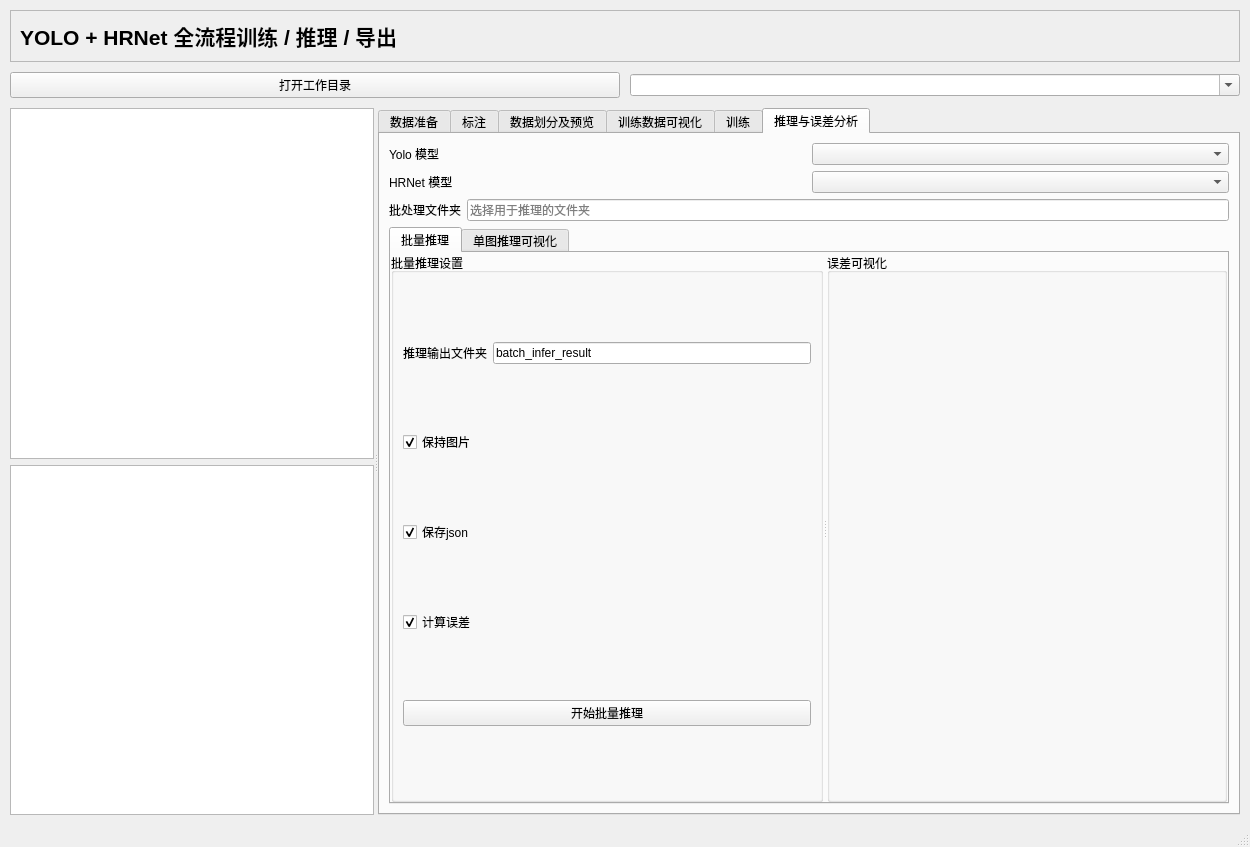
The window that VisualTrainFactory.ui (qiangzhang-ebots/VisualTrainFactory) describes before a commit, drawn with Qt 5.
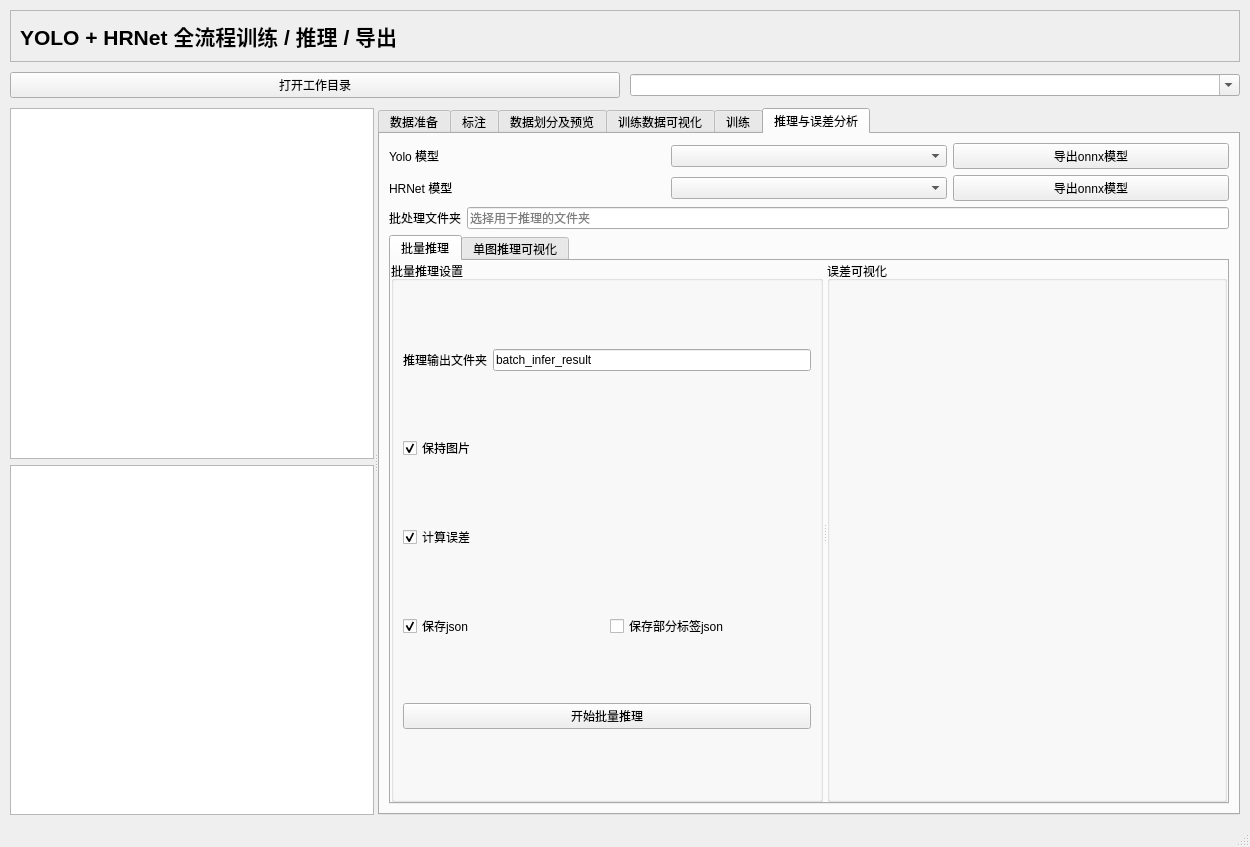
The same window after the commit. The open tabs and pages were chosen to show the change.

Commit message: 实现导出onxx

Patch:
```diff
--- a/VisualTrainFactory.ui
+++ b/VisualTrainFactory.ui
@@ -668,24 +668,6 @@
          <string>训练</string>
         </attribute>
         <layout class="QVBoxLayout" name="verticalLayout_4">
-         <item>
-          <layout class="QHBoxLayout" name="horizontalLayout_7">
-           <item>
-            <widget class="QPushButton" name="trainYoloHRNetBtn">
-             <property name="text">
-              <string>一键训练 Yolo+HRNet</string>
-             </property>
-            </widget>
-           </item>
-           <item>
-            <widget class="QPushButton" name="exportOnnxBtn">
-             <property name="text">
-              <string>一键导出onnx</string>
-             </property>
-            </widget>
-           </item>
-          </layout>
-         </item>
          <item>
           <widget class="QTabWidget" name="tabWidgetTrainTypes">
            <property name="currentIndex">
@@ -972,6 +954,13 @@
            <item>
             <widget class="QComboBox" name="YoloModelCombbox"/>
            </item>
+           <item>
+            <widget class="QPushButton" name="exportYoloOnnxBtn">
+             <property name="text">
+              <string>导出onnx模型</string>
+             </property>
+            </widget>
+           </item>
           </layout>
          </item>
          <item>
@@ -986,6 +975,13 @@
            <item>
             <widget class="QComboBox" name="HRNetModelCombbox"/>
            </item>
+           <item>
+            <widget class="QPushButton" name="exportHRNetOnnxBtn">
+             <property name="text">
+              <string>导出onnx模型</string>
+             </property>
+            </widget>
+           </item>
           </layout>
          </item>
          <item>
@@ -1087,19 +1083,6 @@
                    </property>
                   </widget>
                  </item>
-                 <item>
-                  <widget class="QCheckBox" name="saveJsonCB">
-                   <property name="toolTip">
-                    <string>将推理关键点/框保存为 JSON 文件</string>
-                   </property>
-                   <property name="text">
-                    <string>保存json</string>
-                   </property>
-                   <property name="checked">
-                    <bool>true</bool>
-                   </property>
-                  </widget>
-                 </item>
                  <item>
                   <widget class="QCheckBox" name="saveErrCB">
                    <property name="toolTip">
@@ -1113,6 +1096,30 @@
                    </property>
                   </widget>
                  </item>
+                 <item>
+                  <layout class="QHBoxLayout" name="horizontalLayout_7">
+                   <item>
+                    <widget class="QCheckBox" name="saveJsonCB">
+                     <property name="toolTip">
+                      <string>将推理关键点/框保存为 JSON 文件</string>
+                     </property>
+                     <property name="text">
+                      <string>保存json</string>
+                     </property>
+                     <property name="checked">
+                      <bool>true</bool>
+                     </property>
+                    </widget>
+                   </item>
+                   <item>
+                    <widget class="QCheckBox" name="checkBox">
+                     <property name="text">
+                      <string>保存部分标签json</string>
+                     </property>
+                    </widget>
+                   </item>
+                  </layout>
+                 </item>
                  <item>
                   <widget class="QPushButton" name="batchInferBtn">
                    <property name="text">
```
Left out of the diff: 2 changed lines with no effect on the pictures. The commit also changes 3 other files.
